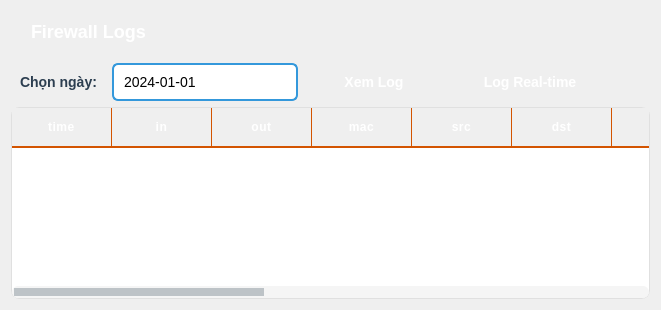
Above: frontend/tabs/tab_log.ui from HoangGiap1804/Firewall-Application before the change. Below: the same form after it.
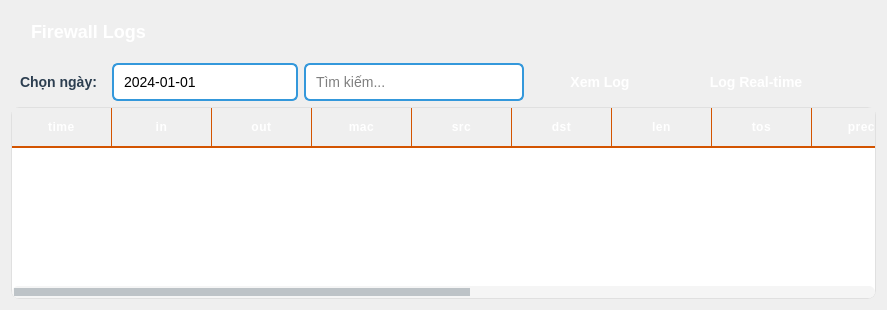
That is the form after the change.

Commit message: chore: Clean up old documentation and log files, and update rule configuration, log display, and host monitoring.

```diff
--- a/frontend/tabs/tab_log.ui
+++ b/frontend/tabs/tab_log.ui
@@ -107,6 +107,27 @@
          </property>
         </widget>
        </item>
+       <item>
+        <widget class="QLineEdit" name="logSearchInput">
+         <property name="placeholderText">
+          <string>Tìm kiếm...</string>
+         </property>
+         <property name="styleSheet">
+          <string notr="true">QLineEdit {
+    padding: 8px;
+    border: 2px solid #3498db;
+    border-radius: 6px;
+    font-size: 14px;
+    background-color: white;
+    min-width: 200px;
+}
+
+QLineEdit:focus {
+    border-color: #2980b9;
+}</string>
+         </property>
+        </widget>
+       </item>
        <item>
         <widget class="QPushButton" name="loadLogButton">
          <property name="text">
```
The commit also changes 2 other files.
